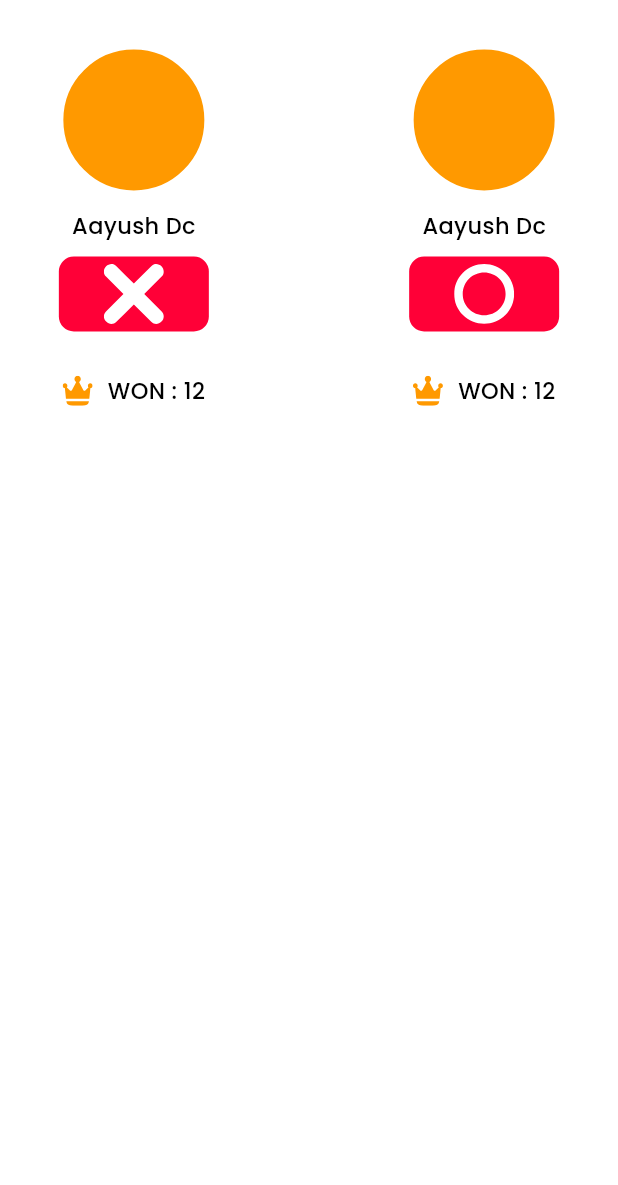
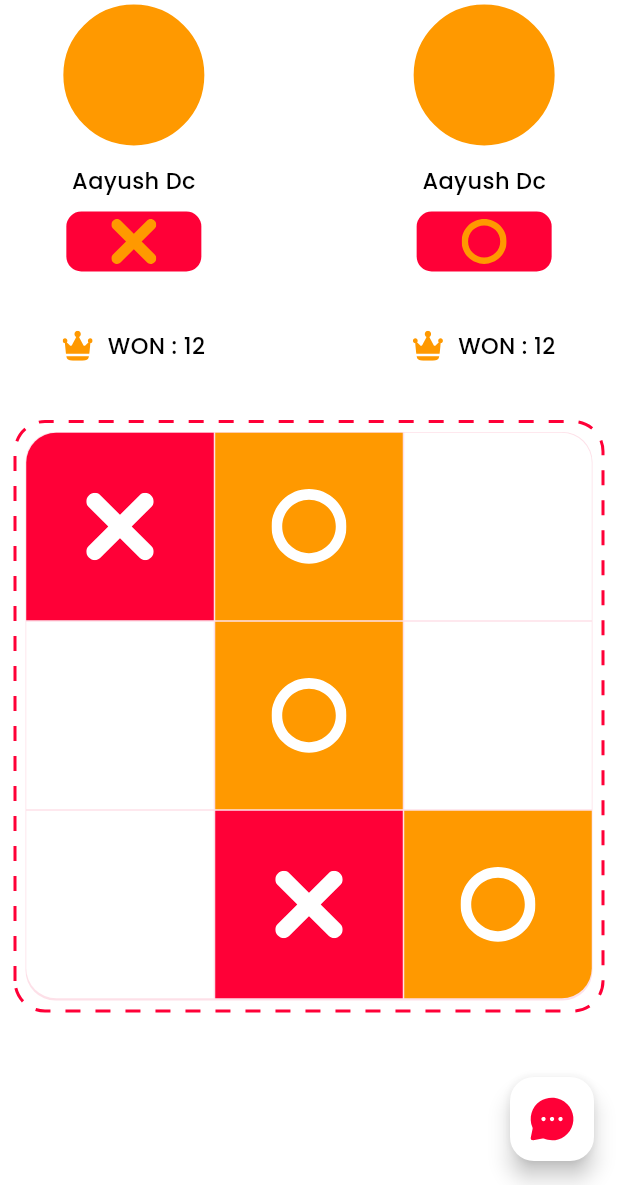
Before and after one commit to dcaayushd/Tic-Tac-Toe, a Flutter app: the GameScreen screen opened directly, on a phone screen of 412 x 824 dp, the part 51-1236 px from its top. Run offline on Flutter 3.47's test engine with Material 3 defaults, Android fonts, the phone set to English and light mode, and no system bars; drawn by our look-alikes of dotted_border; our stand-ins replace flutter_svg, get.

Commit message:
Playing Area Widget Created

```diff
--- a/lib/configs/assets_path.dart
+++ b/lib/configs/assets_path.dart
@@ -7,5 +7,5 @@ class IconsPath {
   static const oIcon = '${basePath}o.svg';
   static const xIcon = '${basePath}x.svg';
   static const wonIcon = '${basePath}won.svg';
-  static const msgIcon = '${basePath}msg.svg';
+  static const msgIcon = '${basePath}sms.svg';
 }
--- a/lib/screens/game_screen/game_screen.dart
+++ b/lib/screens/game_screen/game_screen.dart
@@ -1,3 +1,4 @@
+import 'package:dotted_border/dotted_border.dart';
 import 'package:flutter/material.dart';
 import 'package:flutter_svg/svg.dart';
 import 'package:tic_tac_toe/widgets/in_game_user_card.dart';
@@ -9,11 +10,32 @@ class GameScreen extends StatelessWidget {
 
   @override
   Widget build(BuildContext context) {
+    var playValue = [
+      'X',
+      'O',
+      '',
+      '',
+      'O',
+      '',
+      '',
+      'X',
+      'O',
+    ];
+    final w = MediaQuery.of(context).size.width;
+    final h = MediaQuery.of(context).size.height;
     return Scaffold(
+      floatingActionButton: FloatingActionButton(
+        onPressed: () {},
+        child: SvgPicture.asset(
+          IconsPath.msgIcon,
+          color: Theme.of(context).colorScheme.primary,
+        ),
+      ),
       body: SafeArea(
         child: Padding(
           // padding: const EdgeInsets.all(20.0),
           padding: const EdgeInsets.all(10.0),
+          child: SingleChildScrollView(
             child: Column(
               children: [
                 Row(
@@ -28,7 +50,7 @@ class GameScreen extends StatelessWidget {
                     ),
                   ],
                 ),
-              SizedBox(height: 80),
+                SizedBox(height: 50),
                 Row(
                   mainAxisAlignment: MainAxisAlignment.spaceBetween,
                   children: [
@@ -44,7 +66,8 @@ class GameScreen extends StatelessWidget {
                             horizontal: 25,
                           ),
                           decoration: BoxDecoration(
-                          color: Theme.of(context).colorScheme.primaryContainer,
+                            color:
+                                Theme.of(context).colorScheme.primaryContainer,
                             borderRadius: BorderRadius.circular(10),
                           ),
                           child: Row(
@@ -71,7 +94,8 @@ class GameScreen extends StatelessWidget {
                             horizontal: 25,
                           ),
                           decoration: BoxDecoration(
-                          color: Theme.of(context).colorScheme.primaryContainer,
+                            color:
+                                Theme.of(context).colorScheme.primaryContainer,
                             borderRadius: BorderRadius.circular(10),
                           ),
                           child: Row(
@@ -88,8 +112,80 @@ class GameScreen extends StatelessWidget {
                     ),
                   ],
                 ),
-              SizedBox(height: 20),
+                SizedBox(height: 30),
+                DottedBorder(
+                  borderType: BorderType.RRect,
+                  color: Theme.of(context).colorScheme.primary,
+                  strokeWidth: 2,
+                  dashPattern: [10, 10],
+                  radius: Radius.circular(20),
+                  child: Container(
+                    margin: EdgeInsets.all(5),
+                    width: w,
+                    height: w - 33,
+                    decoration: BoxDecoration(
+                      color: Theme.of(context).colorScheme.background,
+                      borderRadius: BorderRadius.circular(20),
+                    ),
+                    child: GridView.builder(
+                        itemCount: 9,
+                        gridDelegate: SliverGridDelegateWithFixedCrossAxisCount(
+                          crossAxisCount: 3,
+                        ),
+                        itemBuilder: (context, index) {
+                          return Container(
+                            margin: EdgeInsets.all(0.5),
+                            decoration: BoxDecoration(
+                              color: playValue[index] == 'X'
+                                  ? Theme.of(context).colorScheme.primary
+                                  : playValue[index] == 'O'
+                                      ? Theme.of(context).colorScheme.secondary
+                                      : playValue[index] == ''
+                                          ? Theme.of(context)
+                                              .colorScheme
+                                              .primaryContainer
+                                          : Theme.of(context)
+                                              .colorScheme
+                                              .primaryContainer,
+                              borderRadius: index == 0
+                                  ? BorderRadius.only(
+                                      topLeft: Radius.circular(20),
+                                    )
+                                  : index == 2
+                                      ? BorderRadius.only(
+                                          topRight: Radius.circular(20),
+                                        )
+                                      : index == 6
+                                          ? BorderRadius.only(
+                                              bottomLeft: Radius.circular(20),
+                                            )
+                                          : index == 8
+                                              ? BorderRadius.only(
+                                                  bottomRight:
+                                                      Radius.circular(20),
+                                                )
+                                              : BorderRadius.only(),
+                            ),
+                            child: Center(
+                                child: playValue[index] == 'X'
+                                    ? SvgPicture.asset(
+                                        IconsPath.xIcon,
+                                        width: 45,
+                                      )
+                                    : playValue[index] == 'O'
+                                        ? SvgPicture.asset(
+                                            IconsPath.oIcon,
+                                            width: 50,
+                                          )
+                                        : playValue[index] == ''
+                                            ? SizedBox()
+                                            : SizedBox()),
+                          );
+                        }),
+                  ),
+                ),
               ],
+            ),
           ),
         ),
       ),
--- a/lib/widgets/in_game_user_card.dart
+++ b/lib/widgets/in_game_user_card.dart
@@ -49,11 +49,10 @@ class _InGameUserCardState extends State<InGameUserCard> {
                 ),
                 child: Column(
                   children: [
-                    // SizedBox(height: 6),
-                    // ! Issue Here
                     SvgPicture.asset(
                       widget.playIcon,
-                      width: 40,
+                      width: 30,
+                      color: Theme.of(context).colorScheme.secondary,
                     ),
                   ],
                 ),
```
Lines whose indentation alone changed are shown as unchanged.
